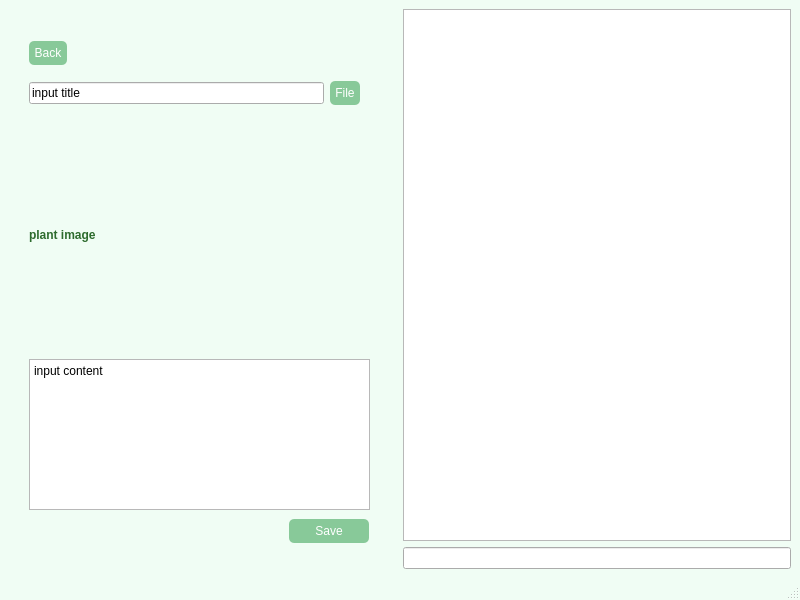
The window that Client/views/ClientMainWindow.ui (hong000321/3rd_mini_PlantServant) describes before a commit, drawn with Qt 5.
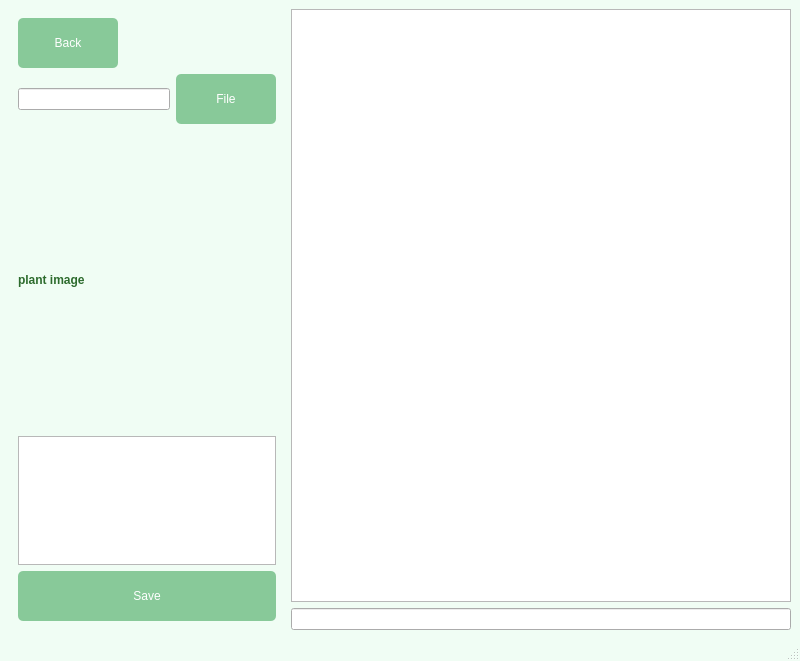
The same window after the commit. The open tabs and pages were chosen to show the change.

Commit message: [Client|Plant] PlantService 로직 완료

```diff
--- a/Client/views/ClientMainWindow.ui
+++ b/Client/views/ClientMainWindow.ui
@@ -7,7 +7,7 @@
     <x>0</x>
     <y>0</y>
     <width>800</width>
-    <height>600</height>
+    <height>661</height>
    </rect>
   </property>
   <property name="windowTitle">
@@ -181,63 +181,17 @@
        </widget>
       </widget>
       <widget class="QWidget" name="page_write_post">
-       <widget class="QLabel" name="image_plant">
-        <property name="geometry">
-         <rect>
-          <x>20</x>
-          <y>110</y>
-          <width>331</width>
-          <height>231</height>
-         </rect>
-        </property>
-        <property name="styleSheet">
-         <string>QLabel { color: #2d6b2d; font-weight: bold; }</string>
-        </property>
-        <property name="text">
-         <string>plant image</string>
-        </property>
-       </widget>
-       <widget class="QPlainTextEdit" name="input_post">
-        <property name="geometry">
-         <rect>
-          <x>20</x>
-          <y>350</y>
-          <width>341</width>
-          <height>151</height>
-         </rect>
-        </property>
-        <property name="plainText">
-         <string>input content</string>
-        </property>
-       </widget>
-       <widget class="QPushButton" name="button_save">
-        <property name="geometry">
-         <rect>
-          <x>280</x>
-          <y>510</y>
-          <width>80</width>
-          <height>24</height>
-         </rect>
-        </property>
-        <property name="styleSheet">
-         <string>QPushButton { background-color: #88c999; color: white; border-radius: 5px; padding: 5px; }</string>
-        </property>
-        <property name="text">
-         <string>Save</string>
-        </property>
-       </widget>
-       <widget class="QWidget" name="layoutWidget">
-        <property name="geometry">
-         <rect>
-          <x>20</x>
-          <y>30</y>
-          <width>316</width>
-          <height>28</height>
-         </rect>
-        </property>
+       <layout class="QVBoxLayout" name="verticalLayout_8">
+        <item>
         <layout class="QHBoxLayout" name="horizontalLayout_11">
          <item>
           <widget class="QPushButton" name="button_back2">
+            <property name="minimumSize">
+             <size>
+              <width>100</width>
+              <height>50</height>
+             </size>
+            </property>
            <property name="styleSheet">
             <string>QPushButton { background-color: #88c999; color: white; border-radius: 5px; padding: 5px; }</string>
            </property>
@@ -260,26 +214,24 @@
           </spacer>
          </item>
         </layout>
-       </widget>
-       <widget class="QWidget" name="layoutWidget">
-        <property name="geometry">
-         <rect>
-          <x>20</x>
-          <y>70</y>
-          <width>331</width>
-          <height>28</height>
-         </rect>
-        </property>
+        </item>
+        <item>
         <layout class="QHBoxLayout" name="horizontalLayout_10">
          <item>
           <widget class="QLineEdit" name="input_title">
            <property name="text">
-            <string>input title</string>
+             <string/>
            </property>
           </widget>
          </item>
          <item>
           <widget class="QPushButton" name="button_file">
+            <property name="minimumSize">
+             <size>
+              <width>100</width>
+              <height>50</height>
+             </size>
+            </property>
            <property name="styleSheet">
             <string>QPushButton { background-color: #88c999; color: white; border-radius: 5px; padding: 5px; }</string>
            </property>
@@ -289,7 +241,53 @@
           </widget>
          </item>
         </layout>
-       </widget>
+        </item>
+        <item>
+         <widget class="QLabel" name="image_plant">
+          <property name="minimumSize">
+           <size>
+            <width>0</width>
+            <height>300</height>
+           </size>
+          </property>
+          <property name="styleSheet">
+           <string>QLabel { color: #2d6b2d; font-weight: bold; }</string>
+          </property>
+          <property name="text">
+           <string>plant image</string>
+          </property>
+         </widget>
+        </item>
+        <item>
+         <widget class="QPlainTextEdit" name="input_post">
+          <property name="maximumSize">
+           <size>
+            <width>16777215</width>
+            <height>400</height>
+           </size>
+          </property>
+          <property name="plainText">
+           <string/>
+          </property>
+         </widget>
+        </item>
+        <item>
+         <widget class="QPushButton" name="button_save">
+          <property name="minimumSize">
+           <size>
+            <width>0</width>
+            <height>50</height>
+           </size>
+          </property>
+          <property name="styleSheet">
+           <string>QPushButton { background-color: #88c999; color: white; border-radius: 5px; padding: 5px; }</string>
+          </property>
+          <property name="text">
+           <string>Save</string>
+          </property>
+         </widget>
+        </item>
+       </layout>
       </widget>
       <widget class="QWidget" name="page_gallery">
        <widget class="QWidget" name="layoutWidget">
@@ -413,10 +411,33 @@
     <item>
      <layout class="QVBoxLayout" name="verticalLayout_2">
       <item>
-       <widget class="QPlainTextEdit" name="chatting_room"/>
+       <widget class="QPlainTextEdit" name="chatting_room">
+        <property name="minimumSize">
+         <size>
+          <width>500</width>
+          <height>0</height>
+         </size>
+        </property>
+        <property name="placeholderText">
+         <string extracomment="ㅁㄴㅇㄻ"/>
+        </property>
+       </widget>
       </item>
       <item>
-       <widget class="QLineEdit" name="input_chatting"/>
+       <widget class="QLineEdit" name="input_chatting">
+        <property name="toolTip">
+         <string/>
+        </property>
+        <property name="text">
+         <string/>
+        </property>
+        <property name="placeholderText">
+         <string/>
+        </property>
+        <property name="clearButtonEnabled">
+         <bool>false</bool>
+        </property>
+       </widget>
       </item>
      </layout>
     </item>
```
Left out of the diff: 164 changed lines with no effect on the pictures. Lines whose indentation alone changed are shown as unchanged. The commit also changes 8 other files.
